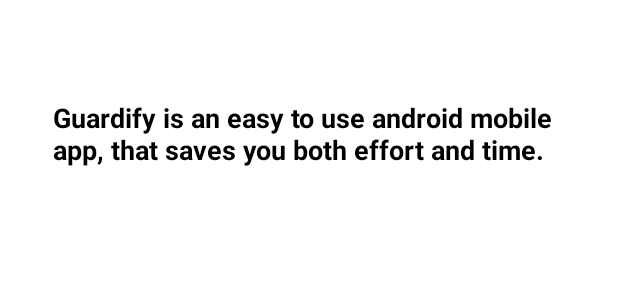
After one commit to Paco2006/HackTues9, an Android app: the layout fragment_main_page.xml on its own in the app's theme, with its tools: preview values and no code run, on a phone screen of 412 x 824 dp. The commit adds this screen. Shown: the top 300 px of the screen. Run offline under Robolectric (Android 15) with nearby library versions, the phone set to English and light mode, and no system bars.

Commit message:
menu+main activity+sub

```diff
--- a/app/build.gradle
+++ b/app/build.gradle
@@ -33,6 +33,8 @@
     implementation 'androidx.appcompat:appcompat:1.6.1'
     implementation 'com.google.android.material:material:1.8.0'
     implementation 'androidx.constraintlayout:constraintlayout:2.1.4'
+    implementation 'androidx.navigation:navigation-fragment:2.5.3'
+    implementation 'androidx.navigation:navigation-ui:2.5.3'
     testImplementation 'junit:junit:4.13.2'
     androidTestImplementation 'androidx.test.ext:junit:1.1.5'
     androidTestImplementation 'androidx.test.espresso:espresso-core:3.5.1'
--- /dev/null
+++ b/app/src/main/res/layout/fragment_main_page.xml
@@ -0,0 +1,37 @@
+<?xml version="1.0" encoding="utf-8"?>
+<FrameLayout xmlns:android="http://schemas.android.com/apk/res/android"
+    xmlns:tools="http://schemas.android.com/tools"
+    android:layout_width="match_parent"
+    android:layout_height="match_parent"
+    tools:context="MainPage"
+    android:padding="25dp">
+
+    <ScrollView
+        android:layout_width="match_parent"
+        android:layout_height="wrap_content"
+        android:layout_marginTop="15dp" >
+
+        <RelativeLayout
+            android:layout_width="match_parent"
+            android:layout_height="match_parent"
+            android:padding="10dp">
+
+            <TextView
+                android:layout_width="wrap_content"
+                android:layout_height="wrap_content"
+                android:text="Guardify is an easy to use android mobile app, that saves you both effort and time. "
+                android:textSize="18sp"
+                android:textStyle="bold"
+                android:textColor="@color/black"
+                android:layout_centerHorizontal="true"
+                android:layout_marginTop="15dp"
+                android:id="@+id/mainpagepr">
+
+            </TextView>
+
+        </RelativeLayout>
+
+
+    </ScrollView>
+
+</FrameLayout>
```
Also changed, not shown: app/src/main/java/janes/romanes/hacktuesapp/MainActivity.java (+22 -1 lines), app/src/main/java/janes/romanes/hacktuesapp/MainPage.java (added, +64 -0 lines), app/src/main/res/layout/activity_main.xml (+6 -3 lines), app/src/main/res/navigation/main.xml (added, +27 -0 lines).
